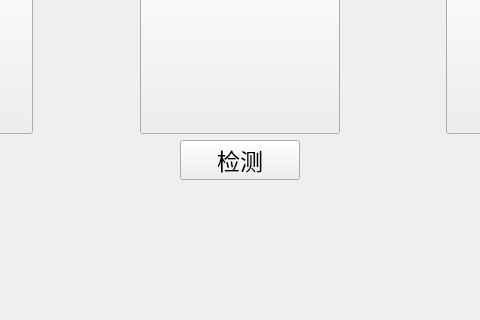
Above: PCBDetect/ui_1366_768/PCBDetect.ui from wenyuexin/PCBDetect before the change; both pictures show x 594 to 1074 and y 317 to 637 of the 1366 by 768 pixel window. Below: the same form after it.
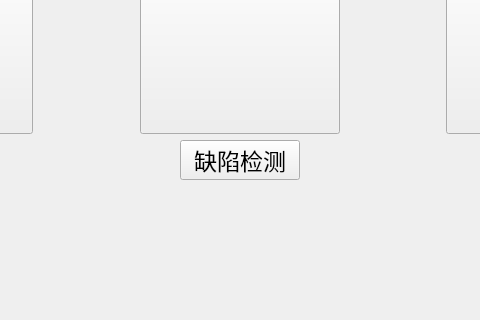
That is the form after the change. Icons and pictures are not drawn.

The edit to the form file:
```diff
--- a/PCBDetect/ui_1366_768/PCBDetect.ui
+++ b/PCBDetect/ui_1366_768/PCBDetect.ui
@@ -471,7 +471,7 @@
             </font>
            </property>
            <property name="text">
-            <string>检测</string>
+            <string>缺陷检测</string>
            </property>
            <property name="flat">
             <bool>false</bool>
```
